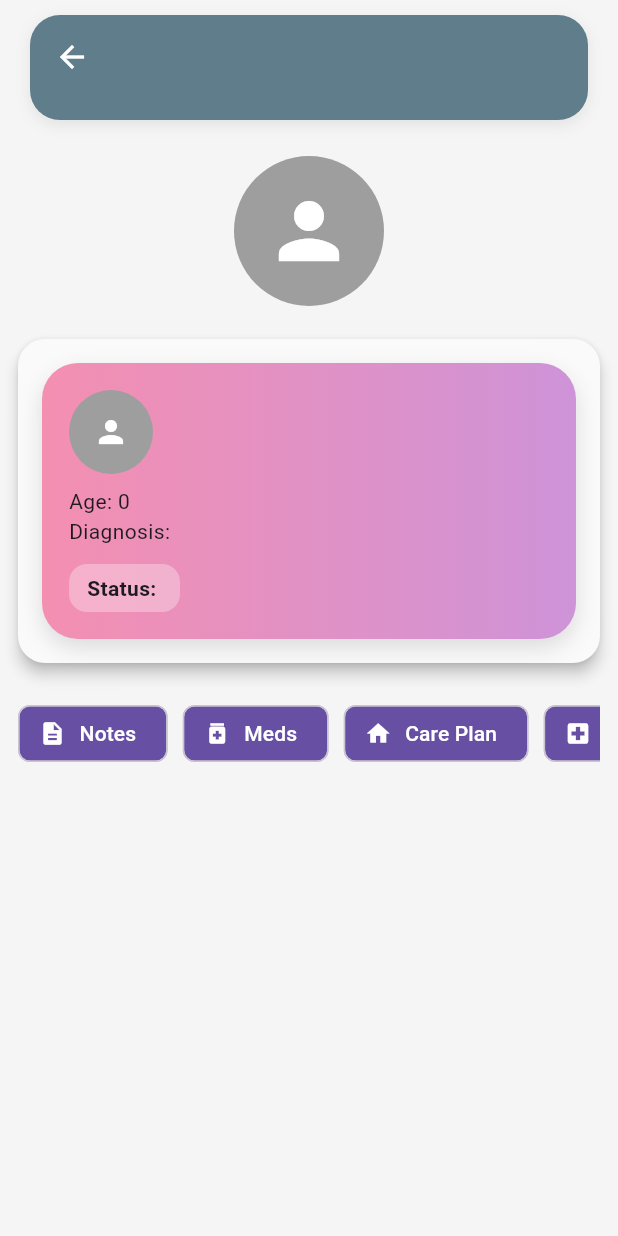
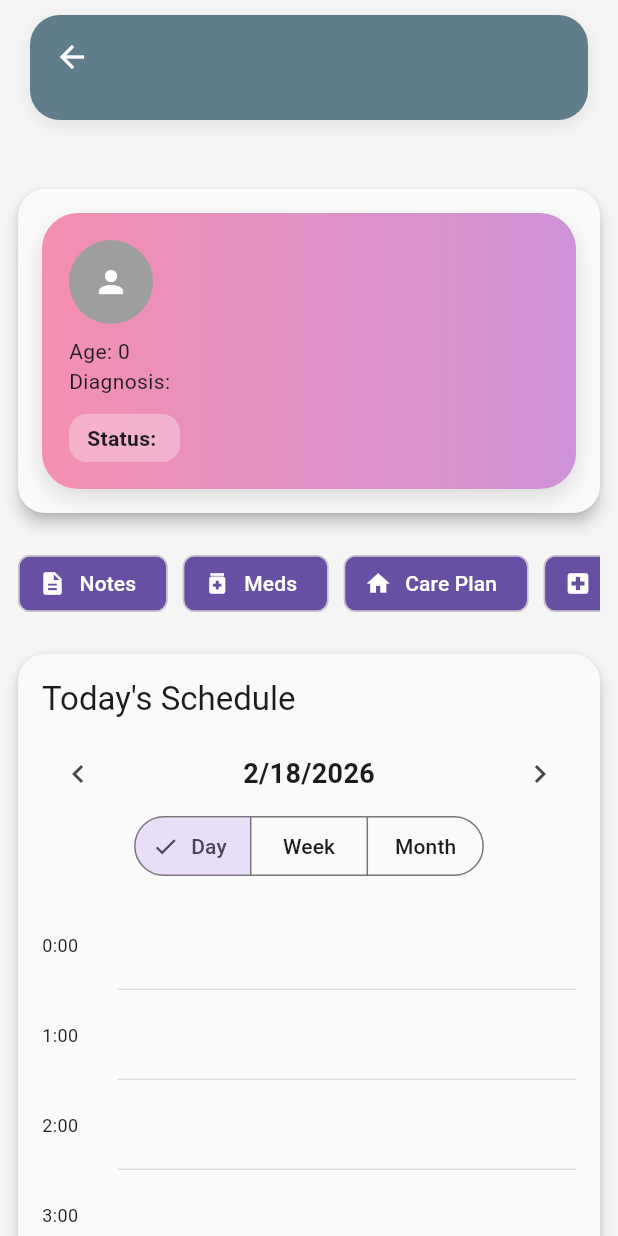
Before and after one commit to ThatoSiphosethu/hospice_app, a Flutter app: the PatientProfileScreen screen opened directly with empty values, on a phone screen of 412 x 824 dp. Run offline on Flutter 3.47's test engine with Material 3 defaults, Android fonts, the phone set to English and light mode, and no system bars.

Commit message:
scheduler

```diff
--- /dev/null
+++ b/lib/features/ehr/domain/appointment.dart
@@ -0,0 +1,27 @@
+enum ScheduleType {
+  medication,
+  visit,
+  vitals,
+  therapy,
+  custom,
+}
+
+class Appointment {
+  final String id;
+  final String title;
+
+  int startHour;
+  int duration;
+  // make date mutable so UI can update it when dragging appointments
+  DateTime date;
+  final ScheduleType type;
+
+  Appointment({
+    required this.id,
+    required this.title,
+    required this.startHour,
+    DateTime? date,
+    this.duration = 1,
+    this.type = ScheduleType.custom,
+  }) : date = date ?? DateTime.now();
+}
--- a/lib/features/ehr/presentation/patient_profile_screen.dart
+++ b/lib/features/ehr/presentation/patient_profile_screen.dart
@@ -1,17 +1,29 @@
 import 'package:flutter/material.dart';
 import '../domain/patient.dart';
 
-import 'widgets/patient_avatar.dart';
+//import 'widgets/patient_avatar.dart';
 import '../presentation/widgets/patient_overview.dart';
 import 'widgets/patient_action_buttons.dart';
+import '../domain/appointment.dart';
+import 'widgets/patient_schedule_card.dart';
 
 class PatientProfileScreen extends StatelessWidget {
   final Patient patient;
 
   const PatientProfileScreen({super.key, required this.patient});
 
+     // Mock schedule data for demonstration
+   List<Appointment> _mockSchedules() {
+    return [
+      Appointment(id: "1", title: "Medication", startHour: 8),
+      Appointment(id: "2", title: "Nurse Visit", startHour: 11),
+      Appointment(id: "3", title: "Vitals Check", startHour: 15),
+    ];
+  }
   @override
   Widget build(BuildContext context) {
+
+
     return Scaffold(
       appBar: PreferredSize(
         preferredSize: const Size.fromHeight(80),
@@ -49,8 +61,7 @@ class PatientProfileScreen extends StatelessWidget {
             children: [
               const SizedBox(height: 12),
 
-              const PatientAvatar(),
-
+              // const PatientAvatar(),
               const SizedBox(height: 16),
 
               PatientOverviewCard(patient: patient),
@@ -58,6 +69,10 @@ class PatientProfileScreen extends StatelessWidget {
               const SizedBox(height: 16),
 
               PatientActionButtons(patient: patient),
+
+              const SizedBox(height: 16),
+
+              PatientScheduleCard(schedules: _mockSchedules()),
             ],
           ),
         ),
--- /dev/null
+++ b/lib/features/ehr/presentation/widgets/patient_schedule_card.dart
@@ -0,0 +1,40 @@
+import 'package:flutter/material.dart';
+import 'package:hospice_app/shared/widgets/body_card.dart';
+import 'package:hospice_app/shared/cross_domain/widgets/app_scheduler.dart';
+import '../../domain/appointment.dart';
+
+class PatientScheduleCard extends StatelessWidget {
+  final List<Appointment> schedules;
+
+  const PatientScheduleCard({
+    super.key,
+    required this.schedules,
+  });
+
+  @override
+  Widget build(BuildContext context) {
+    return SizedBox(
+      height: 500, // Set a fixed height for the scheduler
+      child: BodyCard(
+        child: Column(
+          crossAxisAlignment: CrossAxisAlignment.start,
+          children: [
+            Text(
+              "Today's Schedule",
+              style: Theme.of(context).textTheme.titleLarge,
+            ),
+
+            const SizedBox(height: 12),
+
+            // Receives a list of appointments and displays them in a scheduler format
+            Expanded(
+              child: AppScheduler(
+                items: schedules,
+              ),
+            ),
+          ],
+        ),
+      ),
+    );
+  }
+}
--- /dev/null
+++ b/lib/shared/cross_domain/widgets/app_scheduler.dart
@@ -0,0 +1,255 @@
+import 'package:flutter/material.dart';
+import 'scheduler_colors.dart';
+import '../../../features/ehr/domain/appointment.dart';
+
+enum CalendarView { day, week, month }
+
+class AppScheduler extends StatefulWidget {
+  final List<Appointment> items;
+
+  const AppScheduler({super.key, required this.items});
+
+  @override
+  State<AppScheduler> createState() => _AppSchedulerState();
+}
+
+class _AppSchedulerState extends State<AppScheduler> {
+  // FIXED: Added missing variable to track the view state
+  CalendarView _currentView = CalendarView.day;
+  DateTime selectedDate = DateTime.now();
+
+  void _updateSchedule(Appointment item, int newHour) {
+    setState(() {
+      item.startHour = newHour;
+    });
+  }
+
+  void _changeDate(int direction) {
+    setState(() {
+      if (_currentView == CalendarView.day) {
+        selectedDate = selectedDate.add(Duration(days: direction));
+      } else if (_currentView == CalendarView.week) {
+        selectedDate = selectedDate.add(Duration(days: 7 * direction));
+      } else {
+        selectedDate = DateTime(
+          selectedDate.year,
+          selectedDate.month + direction,
+          1,
+        );
+      }
+    });
+  }
+
+  // --------------------------------------------------
+  // HEADER — With Toggle Logic
+  // --------------------------------------------------
+  Widget _buildHeader() {
+    return Column(
+      children: [
+        Row(
+          mainAxisAlignment: MainAxisAlignment.spaceBetween,
+          children: [
+            IconButton(
+              icon: const Icon(Icons.chevron_left),
+              onPressed: () => _changeDate(-1),
+            ),
+            Text(
+              "${selectedDate.month}/${selectedDate.day}/${selectedDate.year}",
+              style: const TextStyle(fontSize: 18, fontWeight: FontWeight.bold),
+            ),
+            IconButton(
+              icon: const Icon(Icons.chevron_right),
+              onPressed: () => _changeDate(1),
+            ),
+          ],
+        ),
+        // Added SegmentedButton to actually toggle the views
+        SegmentedButton<CalendarView>(
+          segments: const [
+            ButtonSegment(value: CalendarView.day, label: Text('Day')),
+            ButtonSegment(value: CalendarView.week, label: Text('Week')),
+            ButtonSegment(value: CalendarView.month, label: Text('Month')),
+          ],
+          selected: {_currentView},
+          onSelectionChanged: (Set<CalendarView> newSelection) {
+            setState(() => _currentView = newSelection.first);
+          },
+        ),
+      ],
+    );
+  }
+
+  // --------------------------------------------------
+  // BLOCKS & CARDS
+  // --------------------------------------------------
+  Widget _buildScheduleBlock(Appointment item) {
+    return Draggable<Appointment>(
+      data: item,
+      feedback: Material(child: _scheduleCard(item, true)),
+      childWhenDragging: Container(),
+      child: _scheduleCard(item, false),
+    );
+  }
+
+  Widget _scheduleCard(Appointment item, bool isFeedback) {
+    return Container(
+      // Ensure feedback doesn't stretch weirdly
+      width: isFeedback ? 150 : double.infinity,
+      height: 60 * item.duration.toDouble(),
+      margin: const EdgeInsets.symmetric(horizontal: 4, vertical: 2),
+      padding: const EdgeInsets.all(4),
+      decoration: BoxDecoration(
+        color: scheduleColor(item.type),
+        borderRadius: BorderRadius.circular(8),
+      ),
+      child: Text(
+        item.title,
+        style: const TextStyle(color: Colors.white, fontSize: 10),
+        overflow: TextOverflow.ellipsis,
+      ),
+    );
+  }
+
+  // --------------------------------------------------
+  // VIEW BUILDERS
+  // --------------------------------------------------
+  @override
+  Widget build(BuildContext context) {
+    Widget view;
+    switch (_currentView) {
+      case CalendarView.day:
+        view = ListView.builder(
+          itemCount: 24,
+          itemBuilder: (_, hour) => _buildHourRow(hour),
+        );
+        break;
+      case CalendarView.week:
+        view = _buildWeekView();
+        break;
+      case CalendarView.month:
+        view = _buildMonthGrid();
+        break;
+    }
+
+    return Column(
+      children: [
+        _buildHeader(),
+        const SizedBox(height: 12),
+        Expanded(child: view),
+      ],
+    );
+  }
+
+  Widget _buildHourRow(int hour) {
+    final itemsHere = widget.items.where((e) =>
+      e.startHour == hour &&
+      e.date.day == selectedDate.day &&
+      e.date.month == selectedDate.month
+    ).toList();
+
+    return Row(
+      children: [
+        SizedBox(width: 50, child: Text("$hour:00", style: const TextStyle(fontSize: 12))),
+        Expanded(
+          child: DragTarget<Appointment>(
+            onAccept: (data) => _updateSchedule(data, hour),
+            builder: (context, _, __) {
+              return Container(
+                height: 60,
+                decoration: BoxDecoration(
+                  border: Border(bottom: BorderSide(color: Colors.grey.shade300)),
+                ),
+                child: Stack(
+                  children: itemsHere.map((e) => _buildScheduleBlock(e)).toList(),
+                ),
+              );
+            },
+          ),
+        ),
+      ],
+    );
+  }
+
+  Widget _buildWeekView() {
+    final startOfWeek = selectedDate.subtract(Duration(days: selectedDate.weekday - 1));
+
+    return Row(
+      children: List.generate(7, (dayIndex) {
+        final dayDate = startOfWeek.add(Duration(days: dayIndex));
+        return Expanded(
+          child: Column(
+            children: [
+              Text("${dayDate.day}", style: const TextStyle(fontWeight: FontWeight.bold)),
+              Expanded(
+                child: ListView.builder(
+                  itemCount: 24,
+                  itemBuilder: (_, hour) {
+                    final itemsHere = widget.items.where((e) =>
+                        e.startHour == hour &&
+                        e.date.day == dayDate.day &&
+                        e.date.month == dayDate.month).toList();
+
+                    return DragTarget<Appointment>(
+                      onAccept: (data) {
+                        setState(() {
+                          data.startHour = hour;
+                          data.date = dayDate;
+                        });
+                      },
+                      builder: (_, __, ___) => Container(
+                        height: 50,
+                        decoration: BoxDecoration(border: Border.all(color: Colors.grey.shade100)),
+                        child: Stack(
+                          children: itemsHere.map((e) => _buildScheduleBlock(e)).toList(),
+                        ),
+                      ),
+                    );
+                  },
+                ),
+              ),
+            ],
+          ),
+        );
+      }),
+    );
+  }
+
+  Widget _buildMonthGrid() {
+    final daysInMonth = DateTime(selectedDate.year, selectedDate.month + 1, 0).day;
+
+    return GridView.builder(
+      gridDelegate: const SliverGridDelegateWithFixedCrossAxisCount(crossAxisCount: 7),
+      itemCount: daysInMonth,
+      itemBuilder: (_, index) {
+        final day = index + 1;
+        final itemsHere = widget.items.where((e) =>
+          e.date.day == day && e.date.month == selectedDate.month
+        ).toList();
+
+        return GestureDetector(
+          onTap: () {
+            setState(() {
+              selectedDate = DateTime(selectedDate.year, selectedDate.month, day);
+              _currentView = CalendarView.day;
+            });
+          },
+          child: Container(
+            decoration: BoxDecoration(border: Border.all(color: Colors.grey.shade200)),
+            child: Column(
+              children: [
+                Text("$day"),
+                Wrap(
+                  children: itemsHere.take(3).map((_) => Container(
+                    margin: const EdgeInsets.all(1),
+                    height: 4, width: 4,
+                    decoration: const BoxDecoration(color: Colors.blue, shape: BoxShape.circle),
+                  )).toList(),
+                ),
+              ],
+            ),
+          ),
+        );
+      },
+    );
+  }
+}
--- /dev/null
+++ b/lib/shared/cross_domain/widgets/scheduler_colors.dart
@@ -0,0 +1,17 @@
+import 'package:flutter/material.dart';
+import '../../../features/ehr/domain/appointment.dart';
+
+Color scheduleColor(ScheduleType type) {
+  switch (type) {
+    case ScheduleType.medication:
+      return Colors.blue;
+    case ScheduleType.visit:
+      return Colors.green;
+    case ScheduleType.vitals:
+      return Colors.orange;
+    case ScheduleType.therapy:
+      return Colors.purple;
+    default:
+      return Colors.grey;
+  }
+}
```
